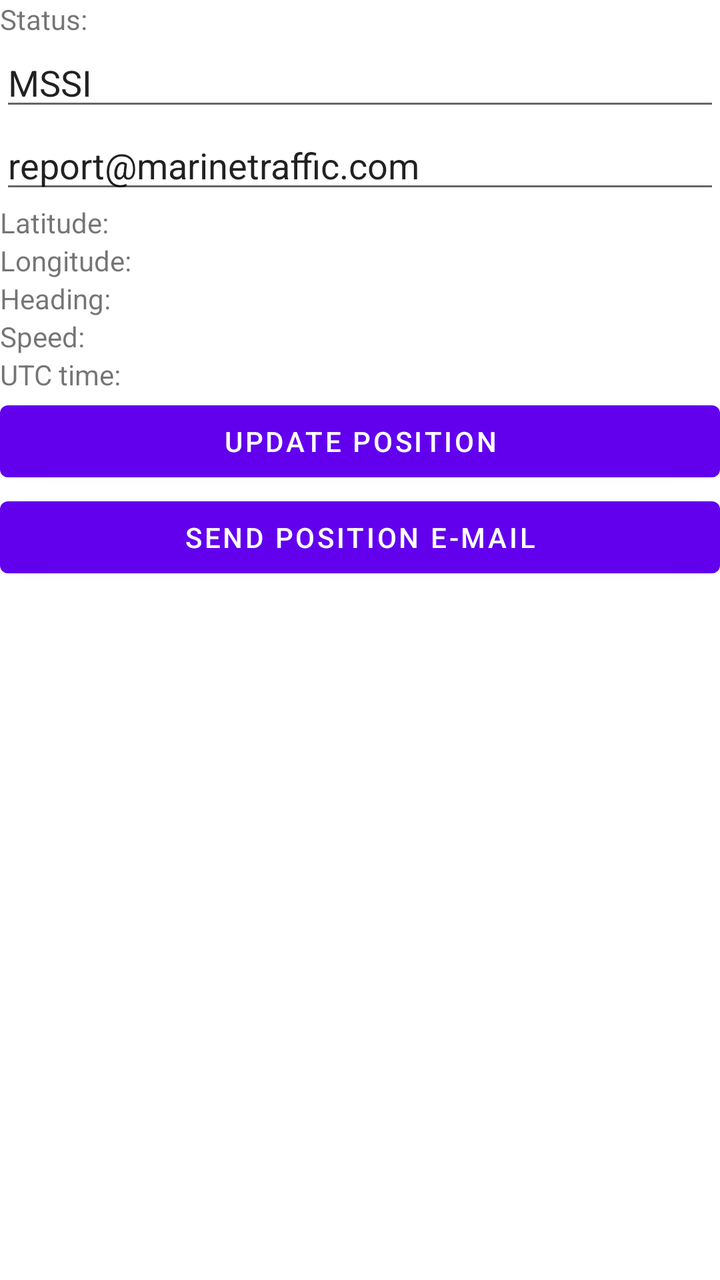
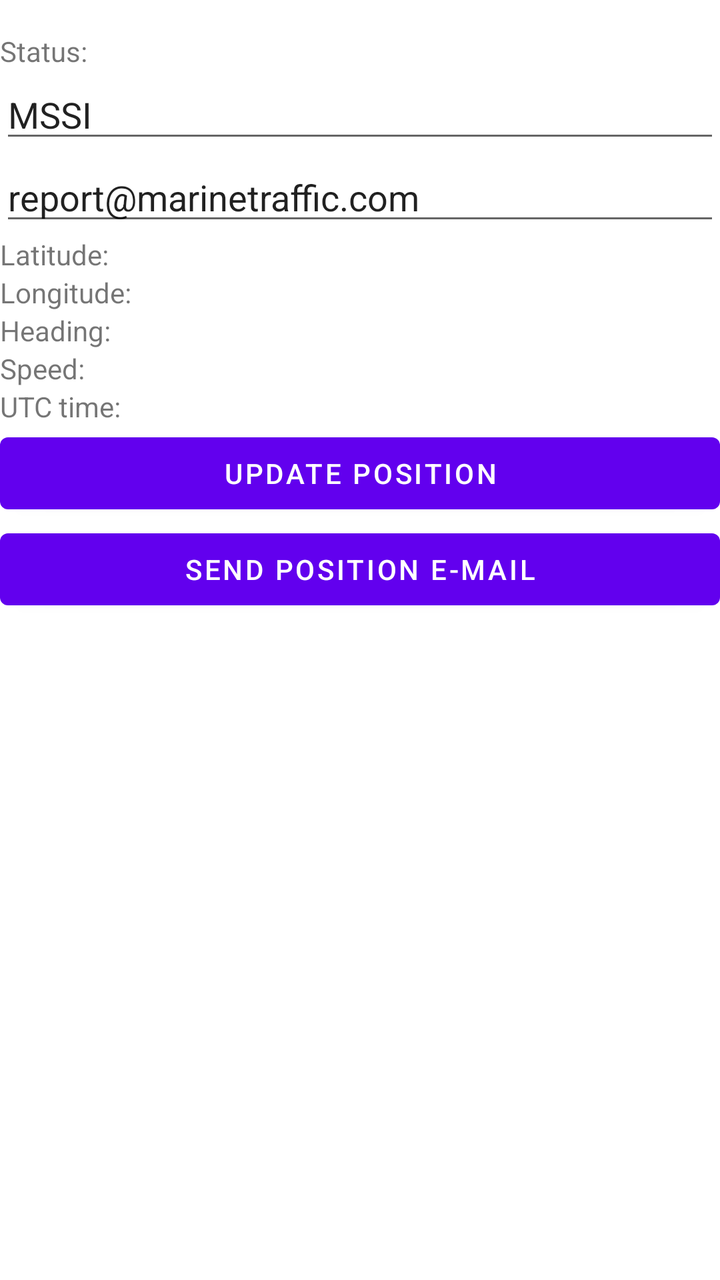

An Android layout rendered at two revisions. The XML below is the earlier revision; the diff shows what the commit changed to produce the second picture.
<!-- AndroidManifest.xml: application theme Theme.ArcToolbox -->
<!-- res/layout/activity_main.xml -->
<?xml version="1.0" encoding="utf-8"?>
<androidx.constraintlayout.widget.ConstraintLayout xmlns:android="http://schemas.android.com/apk/res/android"
    xmlns:app="http://schemas.android.com/apk/res-auto"
    xmlns:tools="http://schemas.android.com/tools"
    android:layout_width="match_parent"
    android:layout_height="match_parent"
    tools:context=".MainActivity">

    <LinearLayout
        android:layout_width="match_parent"
        android:layout_height="match_parent"
        android:orientation="vertical">

        <LinearLayout
            android:orientation="horizontal"
            android:layout_width="match_parent"
            android:layout_height="wrap_content">
            <TextView
                android:id="@+id/tvStatus"
                android:layout_width="0dp"
                android:layout_weight="1"
                android:layout_height="wrap_content"
                android:layout_gravity="left"
                android:text="Status: " />

        </LinearLayout>

        <LinearLayout
            android:orientation="horizontal"
            android:layout_width="match_parent"
            android:layout_height="wrap_content">
            <EditText
                android:id="@+id/editMssi"
                android:layout_width="0dp"
                android:layout_weight="1"
                android:hint="MMSI"
                android:layout_gravity="right"
                android:layout_height="wrap_content"
                android:text="MSSI" />
        </LinearLayout>

        <LinearLayout
            android:orientation="horizontal"
            android:layout_width="match_parent"
            android:layout_height="wrap_content">
            <EditText
                android:id="@+id/editEmail"
                android:layout_width="0dp"
                android:layout_weight="1"
                android:layout_gravity="right"
                android:layout_height="wrap_content"
                android:hint="To address"
                android:text="report@marinetraffic.com" />
        </LinearLayout>


        <LinearLayout
            android:orientation="horizontal"
            android:layout_width="match_parent"
            android:layout_height="wrap_content">
            <TextView
                android:id="@+id/textView2"
                android:layout_width="0dp"
                android:layout_weight="1"
                android:layout_height="wrap_content"
                android:layout_gravity="left"
                android:text="Latitude: " />

            <TextView
                android:id="@+id/tvLatitude"
                android:layout_width="0dp"
                android:layout_weight="1"
                android:layout_gravity="right"
                android:layout_height="wrap_content"
                android:text="" />
        </LinearLayout>
        <LinearLayout
            android:orientation="horizontal"
            android:layout_width="match_parent"
            android:layout_height="wrap_content">
            <TextView
                android:id="@+id/textView3"
                android:layout_width="0dp"
                android:layout_weight="1"
                android:layout_height="wrap_content"
                android:layout_gravity="left"
                android:text="Longitude: " />

            <TextView
                android:id="@+id/tvLongitude"
                android:layout_width="0dp"
                android:layout_weight="1"
                android:layout_gravity="right"
                android:layout_height="wrap_content"
                android:text="" />
        </LinearLayout>
        <LinearLayout
            android:orientation="horizontal"
            android:layout_width="match_parent"
            android:layout_height="wrap_content">
            <TextView
                android:id="@+id/textView4"
                android:layout_width="0dp"
                android:layout_weight="1"
                android:layout_height="wrap_content"
                android:layout_gravity="left"
                android:text="Heading: " />

            <TextView
                android:id="@+id/tvBearing"
                android:layout_width="0dp"
                android:layout_weight="1"
                android:layout_gravity="right"
                android:layout_height="wrap_content"
                android:text="" />
        </LinearLayout>
        <LinearLayout
            android:orientation="horizontal"
            android:layout_width="match_parent"
            android:layout_height="wrap_content">
            <TextView
                android:id="@+id/textView5"
                android:layout_width="0dp"
                android:layout_weight="1"
                android:layout_height="wrap_content"
                android:layout_gravity="left"
                android:text="Speed: " />

            <TextView
                android:id="@+id/tvSpeed"
                android:layout_width="0dp"
                android:layout_weight="1"
                android:layout_gravity="right"
                android:layout_height="wrap_content"
                android:text="" />
        </LinearLayout>
        <LinearLayout
            android:orientation="horizontal"
            android:layout_width="match_parent"
            android:layout_height="wrap_content">
            <TextView
                android:id="@+id/textView6"
                android:layout_width="0dp"
                android:layout_weight="1"
                android:layout_height="wrap_content"
                android:layout_gravity="left"
                android:text="UTC time: " />

            <TextView
                android:id="@+id/tvUtctime"
                android:layout_width="0dp"
                android:layout_weight="1"
                android:layout_gravity="right"
                android:layout_height="wrap_content"
                android:text="" />
        </LinearLayout>


        <Button
            android:id="@+id/btnGetLocation"
            android:layout_width="match_parent"
            android:layout_height="wrap_content"
            android:text="Update position" />
        <Button
            android:id="@+id/btnEmail"
            android:layout_width="match_parent"
            android:layout_height="wrap_content"
            android:text="Send position e-mail" />

    </LinearLayout>

</androidx.constraintlayout.widget.ConstraintLayout>
<!-- resources referenced by this layout -->
<resources>
  <style name="Theme.ArcToolbox" parent="Theme.MaterialComponents.DayNight.DarkActionBar">
          
          <item name="colorPrimary">@color/purple_500</item>
          <item name="colorPrimaryVariant">@color/purple_700</item>
          <item name="colorOnPrimary">@color/white</item>
          
          <item name="colorSecondary">@color/teal_200</item>
          <item name="colorSecondaryVariant">@color/teal_700</item>
          <item name="colorOnSecondary">@color/black</item>
          
          <item name="android:statusBarColor" tools:targetApi="l">?attr/colorPrimaryVariant</item>
          
      </style>
  <color name="purple_500">#FF6200EE</color>
  <color name="purple_700">#FF3700B3</color>
  <color name="white">#FFFFFFFF</color>
  <color name="teal_200">#FF03DAC5</color>
  <color name="teal_700">#FF018786</color>
  <color name="black">#FF000000</color>
</resources>

<!-- the commit's change to res/layout/activity_main.xml (unified diff, before → after) -->
@@ -9,149 +9,163 @@
     <LinearLayout
         android:layout_width="match_parent"
         android:layout_height="match_parent"
-        android:orientation="vertical">
+        android:layout_marginTop="16dp"
+        android:orientation="vertical"
+        app:layout_constraintTop_toTopOf="parent">
 
         <LinearLayout
-            android:orientation="horizontal"
             android:layout_width="match_parent"
-            android:layout_height="wrap_content">
+            android:layout_height="wrap_content"
+            android:orientation="horizontal">
+
             <TextView
                 android:id="@+id/tvStatus"
                 android:layout_width="0dp"
-                android:layout_weight="1"
                 android:layout_height="wrap_content"
                 android:layout_gravity="left"
+                android:layout_weight="1"
                 android:text="Status: " />
 
         </LinearLayout>
 
         <LinearLayout
-            android:orientation="horizontal"
             android:layout_width="match_parent"
-            android:layout_height="wrap_content">
+            android:layout_height="wrap_content"
+            android:orientation="horizontal">
+
             <EditText
                 android:id="@+id/editMssi"
                 android:layout_width="0dp"
+                android:layout_height="wrap_content"
+                android:layout_gravity="right"
                 android:layout_weight="1"
                 android:hint="MMSI"
-                android:layout_gravity="right"
-                android:layout_height="wrap_content"
                 android:text="MSSI" />
         </LinearLayout>
 
         <LinearLayout
-            android:orientation="horizontal"
             android:layout_width="match_parent"
-            android:layout_height="wrap_content">
+            android:layout_height="wrap_content"
+            android:orientation="horizontal">
+
             <EditText
                 android:id="@+id/editEmail"
                 android:layout_width="0dp"
+                android:layout_height="wrap_content"
+                android:layout_gravity="right"
                 android:layout_weight="1"
-                android:layout_gravity="right"
-                android:layout_height="wrap_content"
                 android:hint="To address"
                 android:text="report@marinetraffic.com" />
         </LinearLayout>
 
 
         <LinearLayout
-            android:orientation="horizontal"
             android:layout_width="match_parent"
-            android:layout_height="wrap_content">
+            android:layout_height="wrap_content"
+            android:orientation="horizontal">
+
             <TextView
                 android:id="@+id/textView2"
                 android:layout_width="0dp"
-                android:layout_weight="1"
                 android:layout_height="wrap_content"
                 android:layout_gravity="left"
+                android:layout_weight="1"
                 android:text="Latitude: " />
 
             <TextView
                 android:id="@+id/tvLatitude"
                 android:layout_width="0dp"
+                android:layout_height="wrap_content"
+                android:layout_gravity="right"
                 android:layout_weight="1"
-                android:layout_gravity="right"
-                android:layout_height="wrap_content"
                 android:text="" />
         </LinearLayout>
+
         <LinearLayout
-            android:orientation="horizontal"
             android:layout_width="match_parent"
-            android:layout_height="wrap_content">
+            android:layout_height="wrap_content"
+            android:orientation="horizontal">
+
             <TextView
                 android:id="@+id/textView3"
                 android:layout_width="0dp"
-                android:layout_weight="1"
                 android:layout_height="wrap_content"
                 android:layout_gravity="left"
+                android:layout_weight="1"
                 android:text="Longitude: " />
 
             <TextView
                 android:id="@+id/tvLongitude"
                 android:layout_width="0dp"
+                android:layout_height="wrap_content"
+                android:layout_gravity="right"
                 android:layout_weight="1"
-                android:layout_gravity="right"
-                android:layout_height="wrap_content"
                 android:text="" />
         </LinearLayout>
+
         <LinearLayout
-            android:orientation="horizontal"
             android:layout_width="match_parent"
-            android:layout_height="wrap_content">
+            android:layout_height="wrap_content"
+            android:orientation="horizontal">
+
             <TextView
                 android:id="@+id/textView4"
                 android:layout_width="0dp"
-                android:layout_weight="1"
                 android:layout_height="wrap_content"
                 android:layout_gravity="left"
+                android:layout_weight="1"
                 android:text="Heading: " />
 
             <TextView
                 android:id="@+id/tvBearing"
                 android:layout_width="0dp"
+                android:layout_height="wrap_content"
+                android:layout_gravity="right"
                 android:layout_weight="1"
-                android:layout_gravity="right"
-                android:layout_height="wrap_content"
                 android:text="" />
         </LinearLayout>
+
         <LinearLayout
-            android:orientation="horizontal"
             android:layout_width="match_parent"
-            android:layout_height="wrap_content">
+            android:layout_height="wrap_content"
+            android:orientation="horizontal">
+
             <TextView
                 android:id="@+id/textView5"
                 android:layout_width="0dp"
-                android:layout_weight="1"
                 android:layout_height="wrap_content"
                 android:layout_gravity="left"
+                android:layout_weight="1"
                 android:text="Speed: " />
 
             <TextView
                 android:id="@+id/tvSpeed"
                 android:layout_width="0dp"
+                android:layout_height="wrap_content"
+                android:layout_gravity="right"
                 android:layout_weight="1"
-                android:layout_gravity="right"
-                android:layout_height="wrap_content"
                 android:text="" />
         </LinearLayout>
+
         <LinearLayout
-            android:orientation="horizontal"
             android:layout_width="match_parent"
-            android:layout_height="wrap_content">
+            android:layout_height="wrap_content"
+            android:orientation="horizontal">
+
             <TextView
                 android:id="@+id/textView6"
                 android:layout_width="0dp"
-                android:layout_weight="1"
                 android:layout_height="wrap_content"
                 android:layout_gravity="left"
+                android:layout_weight="1"
                 android:text="UTC time: " />
 
             <TextView
                 android:id="@+id/tvUtctime"
                 android:layout_width="0dp"
+                android:layout_height="wrap_content"
+                android:layout_gravity="right"
                 android:layout_weight="1"
-                android:layout_gravity="right"
-                android:layout_height="wrap_content"
                 android:text="" />
         </LinearLayout>
 
@@ -161,6 +175,7 @@
             android:layout_width="match_parent"
             android:layout_height="wrap_content"
             android:text="Update position" />
+
         <Button
             android:id="@+id/btnEmail"
             android:layout_width="match_parent"
